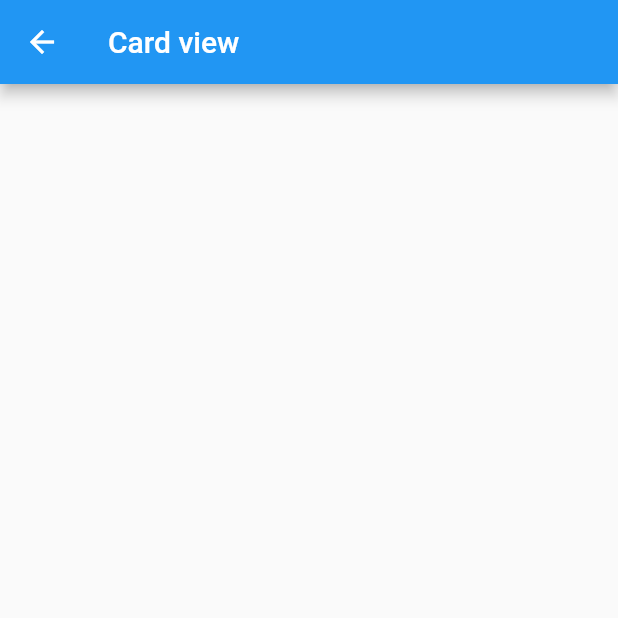
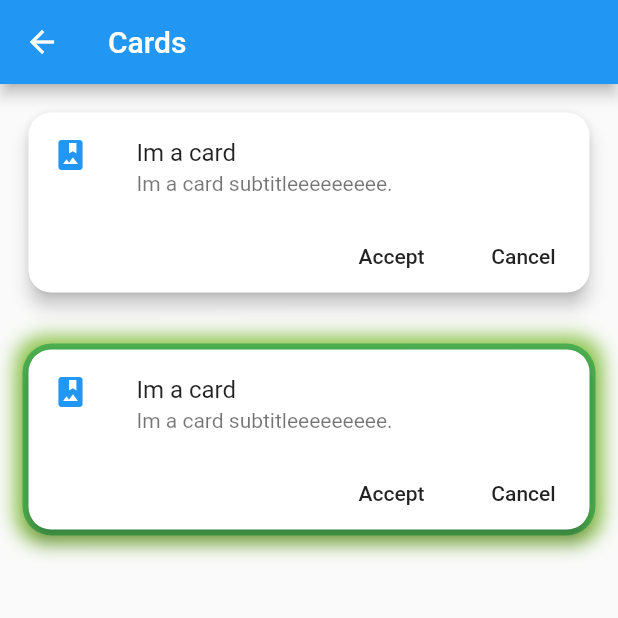
Before and after one commit to EfectoDopler/ComponentFlutterApp, a Flutter app: the CardPage screen opened by its route, on a phone screen of 412 x 824 dp, the top half of it. Run offline on Flutter 3.47's test engine with Material 2 defaults, Android fonts, the phone set to English and light mode, and no system bars.

Commit message:
Add new components

```diff
--- a/lib/src/Pages/cards.dart
+++ b/lib/src/Pages/cards.dart
@@ -5,8 +5,61 @@ class CardPage extends StatelessWidget {
   Widget build(BuildContext context) {
     return Scaffold(
       appBar: AppBar(
-        title: Text("Card view"),
+        title: Text("Cards"),
+      ),
+      body: ListView(
+        padding: EdgeInsets.all(15.0),
+        children: <Widget>[
+          this._createFirstCard(),
+          SizedBox(height: 30),
+          this._createCardWithContainer()
+        ],
       ),
     );
   }
+
+  Card _createFirstCard() {
+    var myCard = Card(
+        elevation: 5.0,
+        shape: RoundedRectangleBorder(borderRadius: BorderRadius.circular(15)),
+        child: Column(
+          children: <Widget>[
+            ListTile(
+              leading: Icon(Icons.photo_album, color: Colors.blue),
+              title: Text("Im a card"),
+              subtitle: Text("Im a card subtitleeeeeeeee."),
+            ),
+            Row(
+              children: <Widget>[
+                FlatButton(
+                  child: Text("Accept"),
+                  onPressed: () {},
+                ),
+                FlatButton(
+                  child: Text("Cancel"),
+                  onPressed: () {},
+                )
+              ],
+              mainAxisAlignment: MainAxisAlignment.end,
+            )
+          ],
+        ));
+    return myCard;
+  }
+
+  Container _createCardWithContainer() {
+    return Container(
+      child: this._createFirstCard(),
+      decoration: BoxDecoration(
+          borderRadius: BorderRadius.circular(19.5),
+          color: Colors.green,
+          boxShadow: <BoxShadow>[
+            BoxShadow(
+              color: Colors.lightGreen,
+              blurRadius: 10.0,
+              spreadRadius: 5,
+            )
+          ]),
+    );
+  }
 }
--- a/lib/src/Utils/Routes/routeMap.dart
+++ b/lib/src/Utils/Routes/routeMap.dart
@@ -4,10 +4,18 @@ import 'package:app/src/Pages/home.dart';
 import 'package:app/src/Pages/alerts.dart';
 import 'package:app/src/Pages/avatar.dart';
 import 'package:app/src/Pages/cards.dart';
+import 'package:app/src/Pages/animatedContainer.dart';
+import 'package:app/src/Pages/inputs.dart';
+import 'package:app/src/Pages/slider.dart';
+import 'package:app/src/Pages/list.dart';
 
 final routes = <String, WidgetBuilder>{
   '/': (BuildContext context) => HomePage(),
   'alert': (BuildContext context) => AlertPage(),
   'avatar': (BuildContext context) => AvatarPage(),
   'card': (BuildContext context) => CardPage(),
+  'animatedContainer': (BuildContext context) => AnimatedContainerPage(),
+  'textInputs': (BuildContext context) => InputPage(),
+  'sliders': (BuildContext context) => SliderPage(),
+  'lists': (BuildContext context) => ListPage(),
 };
--- a/pubspec.yaml
+++ b/pubspec.yaml
@@ -47,6 +47,7 @@ flutter:
   # To add assets to your application, add an assets section, like this:
   assets:
     - data/menu_opts.json
+    - assets/
   #   - images/a_dot_burr.jpeg
   #   - images/a_dot_ham.jpeg
 
```
Also changed, not shown: data/menu_opts.json (+24 -0 lines), lib/src/Pages/alerts.dart (+41 -4 lines), lib/src/Pages/animatedContainer.dart (added, +53 -0 lines), lib/src/Pages/inputs.dart (added, +72 -0 lines), lib/src/Pages/list.dart (added, +58 -0 lines), lib/src/Pages/slider.dart (added, +91 -0 lines), assets/jar-loading.gif (added), 19 other files.
